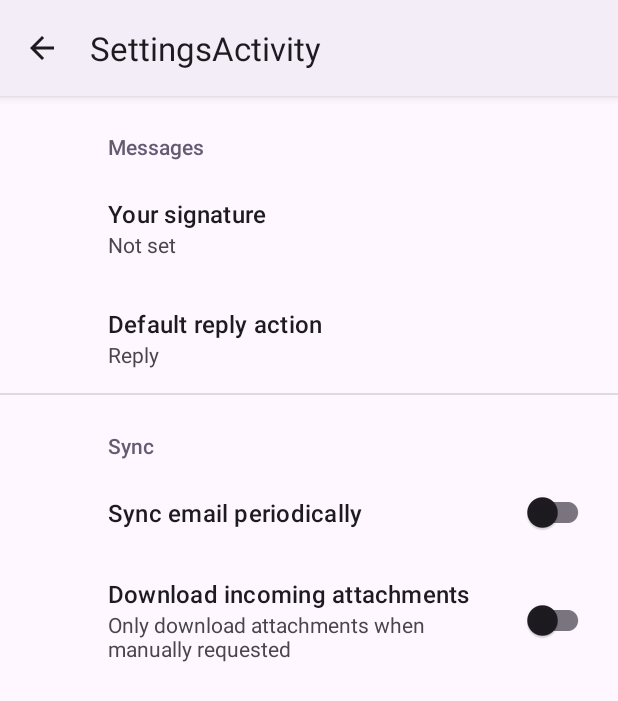
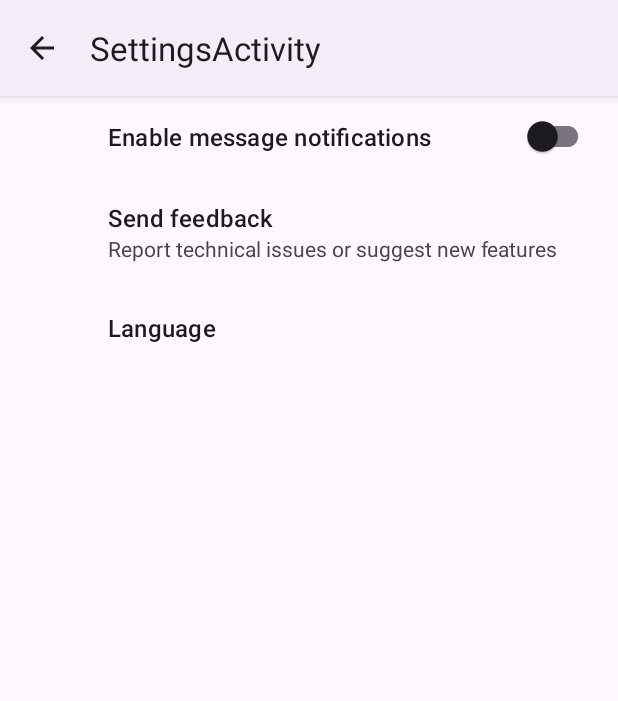
Before and after one commit to NicolasrRodriguez/Trabajo-Tutelado-PS-Q2_2, an Android app: the SettingsActivity screen opened directly, with no data from a screen before it, on a phone screen of 412 x 824 dp. Shown: the top 701 px of the screen. Run offline under Robolectric (Android 15) with nearby library versions, the light colour scheme and no system bars; our stand-ins replace androidx.preference.

Commit message:
selector de idioma en setings

```diff
--- a/app/build.gradle.kts
+++ b/app/build.gradle.kts
@@ -50,6 +50,7 @@ dependencies {
     testImplementation("junit:junit:4.13.2")
     androidTestImplementation("androidx.test.ext:junit:1.1.5")
     androidTestImplementation("androidx.test.espresso:espresso-core:3.5.1")
+    implementation("androidx.preference:preference-ktx:1.2.0")
 
 
 
--- a/app/src/main/AndroidManifest.xml
+++ b/app/src/main/AndroidManifest.xml
@@ -21,6 +21,7 @@
         <activity
             android:name=".SettingsActivity"
             android:exported="false"
+            android:parentActivityName=".Presenter.ItneraryActivityView"
             android:label="@string/title_activity_settings" />
         <activity
             android:name=".Presenter.ItneraryActivityView"
@@ -39,13 +40,6 @@
                 <category android:name="android.intent.category.LAUNCHER" />
             </intent-filter>
         </activity>
-        <activity
-            android:name=".ItinActivity"
-            android:exported="false">
-            <intent-filter>
-                <action android:name="android.intent.action.MAIN" />
-            </intent-filter>
-        </activity>
         <activity android:name=".Presenter.ItineraryDetailActivity" />
     </application>
 
--- a/app/src/main/res/values/arrays.xml
+++ b/app/src/main/res/values/arrays.xml
@@ -9,4 +9,17 @@
         <item>reply</item>
         <item>reply_all</item>
     </string-array>
+
+    <string-array name="Language">
+        <item>Español</item>
+        <item>Ingles</item>
+        <item>Gallego</item>
+    </string-array>
+
+    <string-array name="Language_values">
+        <item>Español</item>
+        <item>Ingles</item>
+        <item>Gallego</item>
+    </string-array>
+
 </resources>
--- a/app/src/main/res/values/strings.xml
+++ b/app/src/main/res/values/strings.xml
@@ -1,5 +1,5 @@
 <resources>
-    <string name="app_name">Mis itinerarios</string>
+    <string name="app_name">TripTracks</string>
     <string name="str_but_añadir">Añadir elementos</string>
     <string name="str_but_borrar">Borrar elementos</string>
     <string name="str_borrar">Borrar</string>
--- a/app/src/main/res/xml/root_preferences.xml
+++ b/app/src/main/res/xml/root_preferences.xml
@@ -1,35 +1,21 @@
 <PreferenceScreen xmlns:app="http://schemas.android.com/apk/res-auto">
 
-    <PreferenceCategory app:title="@string/messages_header">
+    <SwitchPreferenceCompat
+        app:key="notifications"
+        app:title="Enable message notifications"/>
 
-        <EditTextPreference
-            app:key="signature"
-            app:title="@string/signature_title"
-            app:useSimpleSummaryProvider="true" />
+    <Preference
+        app:key="feedback"
+        app:title="Send feedback"
+        app:summary="Report technical issues or suggest new features"/>
 
-        <ListPreference
-            app:defaultValue="reply"
-            app:entries="@array/reply_entries"
-            app:entryValues="@array/reply_values"
-            app:key="reply"
-            app:title="@string/reply_title"
-            app:useSimpleSummaryProvider="true" />
+    <ListPreference
+        app:key="language_preference"
+        app:title="Language"
+        app:entries="@array/Language"
+        app:entryValues="@array/Language_values"
+        app:defaultValue="Español"/>
 
-    </PreferenceCategory>
 
-    <PreferenceCategory app:title="@string/sync_header">
-
-        <SwitchPreferenceCompat
-            app:key="sync"
-            app:title="@string/sync_title" />
-
-        <SwitchPreferenceCompat
-            app:dependency="sync"
-            app:key="attachment"
-            app:summaryOff="@string/attachment_summary_off"
-            app:summaryOn="@string/attachment_summary_on"
-            app:title="@string/attachment_title" />
-
-    </PreferenceCategory>
 
 </PreferenceScreen>
```
